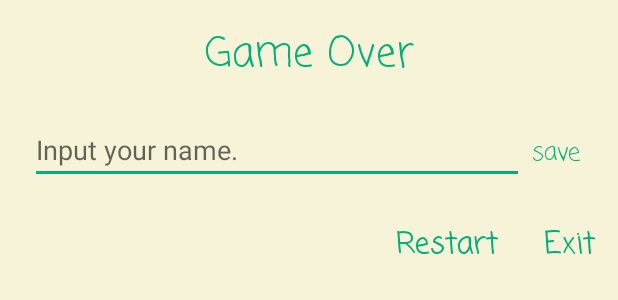
After one commit to ckyA/final_project_3d_tetris, an Android app: the layout dialog_game_over.xml on its own in the app's theme, with its tools: preview values and no code run, on a phone screen of 412 x 824 dp. The commit adds this screen. Shown: the top 300 px of the screen. Run offline under Robolectric (Android 15) with nearby library versions, the phone set to English and light mode, and no system bars.

Commit message:
add rank manager and change the game over dialog

```diff
--- a/app/src/main/java/com/cky/a3dtetris/TetrisActivity.java
+++ b/app/src/main/java/com/cky/a3dtetris/TetrisActivity.java
@@ -17,7 +17,6 @@ public class TetrisActivity extends AppCompatActivity {
 
     private GameManager manager;
     private GameRenderer renderer;
-    private ImageView pauseButton;
     private TextView scoreView;
     float touchX;
     float touchY;
@@ -27,7 +26,6 @@ public class TetrisActivity extends AppCompatActivity {
         super.onCreate(savedInstanceState);
         setContentView(R.layout.activity_tetris);
 
-        pauseButton = findViewById(R.id.iv_pause);
         scoreView = findViewById(R.id.tv_score);
 
         GLSurfaceView gameView = findViewById(R.id.GLSurfaceView);
--- a/app/src/main/res/layout/activity_main.xml
+++ b/app/src/main/res/layout/activity_main.xml
@@ -43,8 +43,6 @@
         android:layout_alignParentBottom="true"
         android:layout_marginBottom="80dp"
         android:gravity="center"
-        android:onClick="settings"
-        android:text="@string/settings"
         android:textColor="#eeeedb"
         android:textSize="16sp" />
 
--- /dev/null
+++ b/app/src/main/res/layout/dialog_game_over.xml
@@ -0,0 +1,70 @@
+<?xml version="1.0" encoding="utf-8"?>
+<RelativeLayout xmlns:android="http://schemas.android.com/apk/res/android"
+    android:layout_width="match_parent"
+    android:layout_height="match_parent"
+    android:background="@color/dialog_background">
+
+    <TextView
+        android:id="@+id/tv_game_over"
+        android:layout_width="match_parent"
+        android:layout_height="wrap_content"
+        android:layout_marginTop="15dp"
+        android:fontFamily="casual"
+        android:gravity="center"
+        android:text="@string/game_over"
+        android:textColor="@color/colorAccent"
+        android:textSize="27sp" />
+
+    <LinearLayout
+        android:id="@+id/ll_rank"
+        android:layout_width="match_parent"
+        android:layout_height="wrap_content"
+        android:layout_below="@id/tv_game_over"
+        android:orientation="horizontal"
+        android:padding="20dp">
+
+        <EditText
+            android:id="@+id/edit_name"
+            android:layout_width="0dp"
+            android:layout_height="wrap_content"
+            android:layout_weight="1"
+            android:hint="@string/input_your_name_and_save_the_score" />
+
+        <TextView
+            android:id="@+id/tv_save"
+            android:layout_width="wrap_content"
+            android:layout_height="wrap_content"
+            android:fontFamily="casual"
+            android:padding="5dp"
+            android:text="@string/save"
+            android:textColor="@color/colorAccent"
+            android:textSize="16sp" />
+    </LinearLayout>
+
+    <TextView
+        android:id="@+id/tv_restart"
+        android:layout_width="wrap_content"
+        android:layout_height="wrap_content"
+        android:layout_below="@id/ll_rank"
+        android:layout_marginEnd="20dp"
+        android:layout_toStartOf="@id/tv_exit"
+        android:fontFamily="casual"
+        android:padding="5dp"
+        android:text="@string/restart"
+        android:textColor="@color/colorAccent"
+        android:textSize="20sp" />
+
+    <TextView
+        android:id="@+id/tv_exit"
+        android:layout_width="wrap_content"
+        android:layout_height="wrap_content"
+        android:layout_alignParentEnd="true"
+        android:layout_below="@id/ll_rank"
+        android:layout_marginEnd="10dp"
+        android:fontFamily="casual"
+        android:padding="5dp"
+        android:text="@string/exit"
+        android:textColor="@color/colorAccent"
+        android:layout_marginBottom="20dp"
+        android:textSize="20sp" />
+</RelativeLayout>
--- a/app/src/main/res/values/colors.xml
+++ b/app/src/main/res/values/colors.xml
@@ -5,4 +5,5 @@
     <color name="colorAccent">#03ae7b</color>
     <color name="grade">#5c5a7a</color>
     <color name="ss">#5c5a7a</color>
+    <color name="dialog_background">#f6f3d8</color>
 </resources>
--- a/app/src/main/res/values/strings.xml
+++ b/app/src/main/res/values/strings.xml
@@ -10,4 +10,7 @@
     <string name="game_over_message">You can restart or exit the game</string>
     <string name="pause">Pause</string>
     <string name="continue_">Continue</string>
+    <string name="save">save</string>
+    <string name="input_your_name_and_save_the_score">Input your name.</string>
+    <string name="save_successful">Save successful</string>
 </resources>
```
Also changed, not shown: app/src/main/java/com/cky/a3dtetris/GameManager.java (+53 -13 lines), app/src/main/java/com/cky/a3dtetris/MainActivity.java (+11 -1 lines), app/src/main/java/com/cky/a3dtetris/rank/RankItem.java (added, +21 -0 lines), app/src/main/java/com/cky/a3dtetris/rank/RankManager.java (added, +66 -0 lines).
